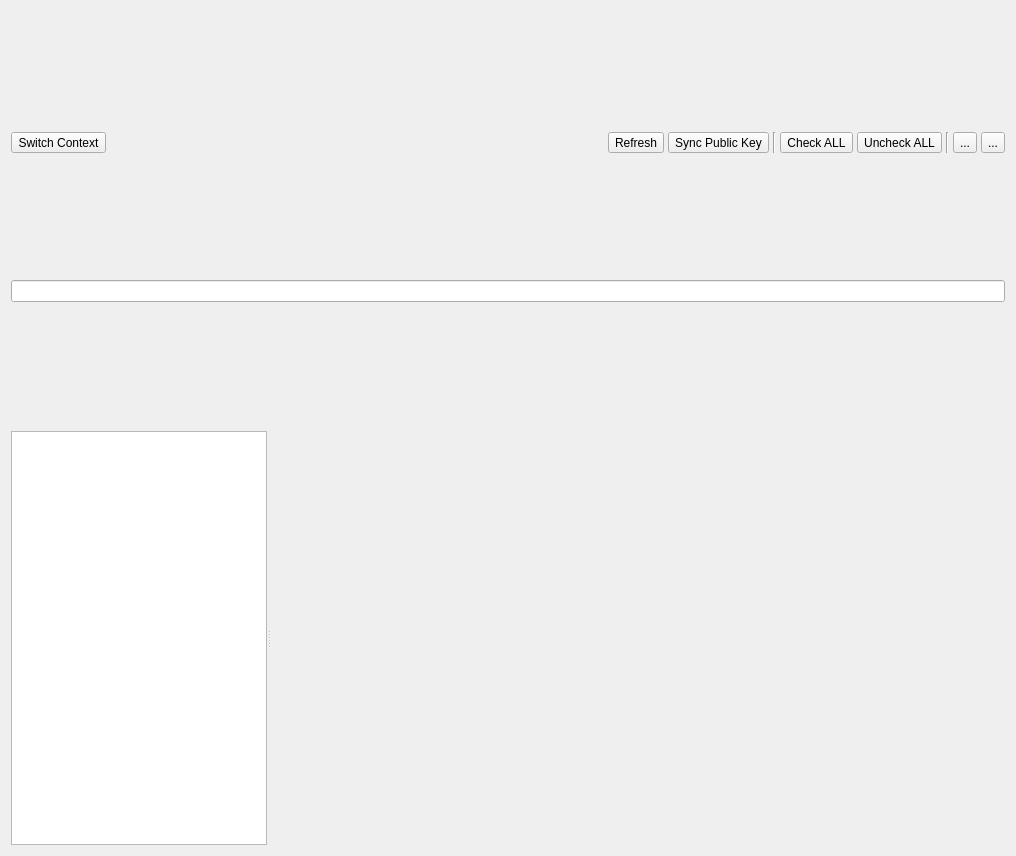
This is ui/KeyList.ui in saturneric/GpgFrontend as Qt 5 draws it before an edit. The edited form follows.
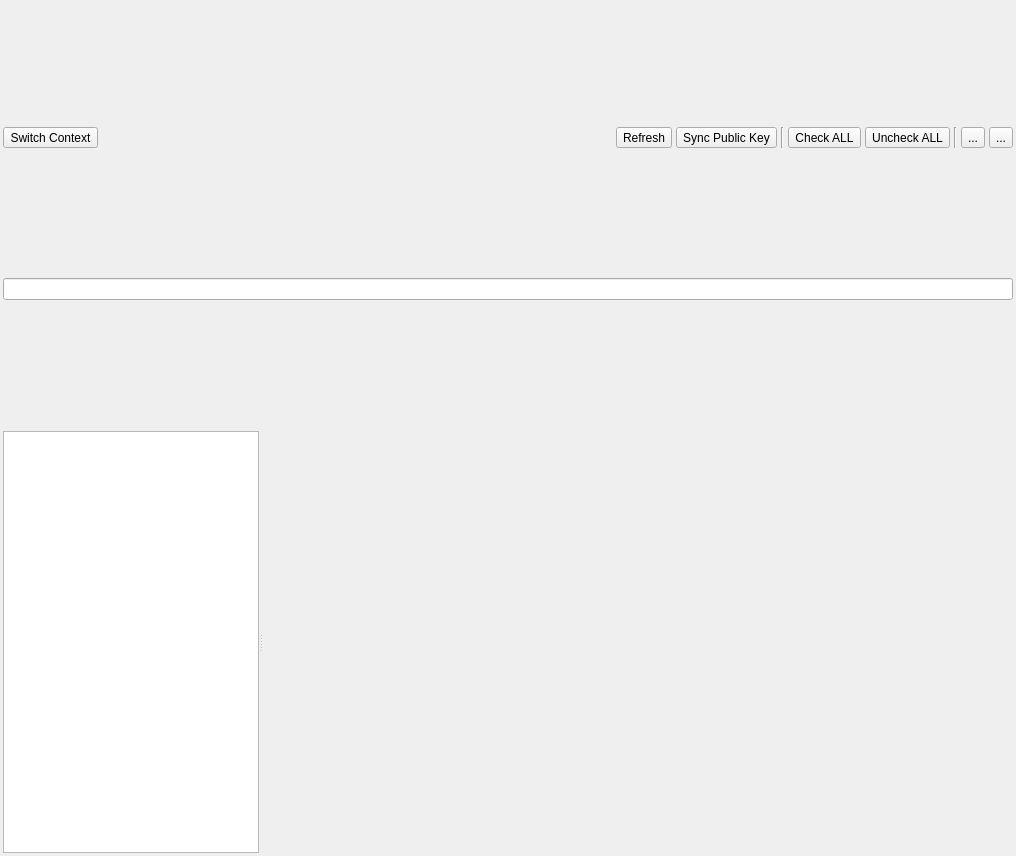
This is the edited form. Icons and pictures are not drawn.

```diff
--- a/ui/KeyList.ui
+++ b/ui/KeyList.ui
@@ -14,6 +14,18 @@
    <string>Form</string>
   </property>
   <layout class="QGridLayout" name="gridLayout">
+   <property name="leftMargin">
+    <number>3</number>
+   </property>
+   <property name="topMargin">
+    <number>3</number>
+   </property>
+   <property name="rightMargin">
+    <number>3</number>
+   </property>
+   <property name="bottomMargin">
+    <number>3</number>
+   </property>
    <item row="0" column="0">
     <layout class="QVBoxLayout" name="verticalLayout">
      <item>
```
